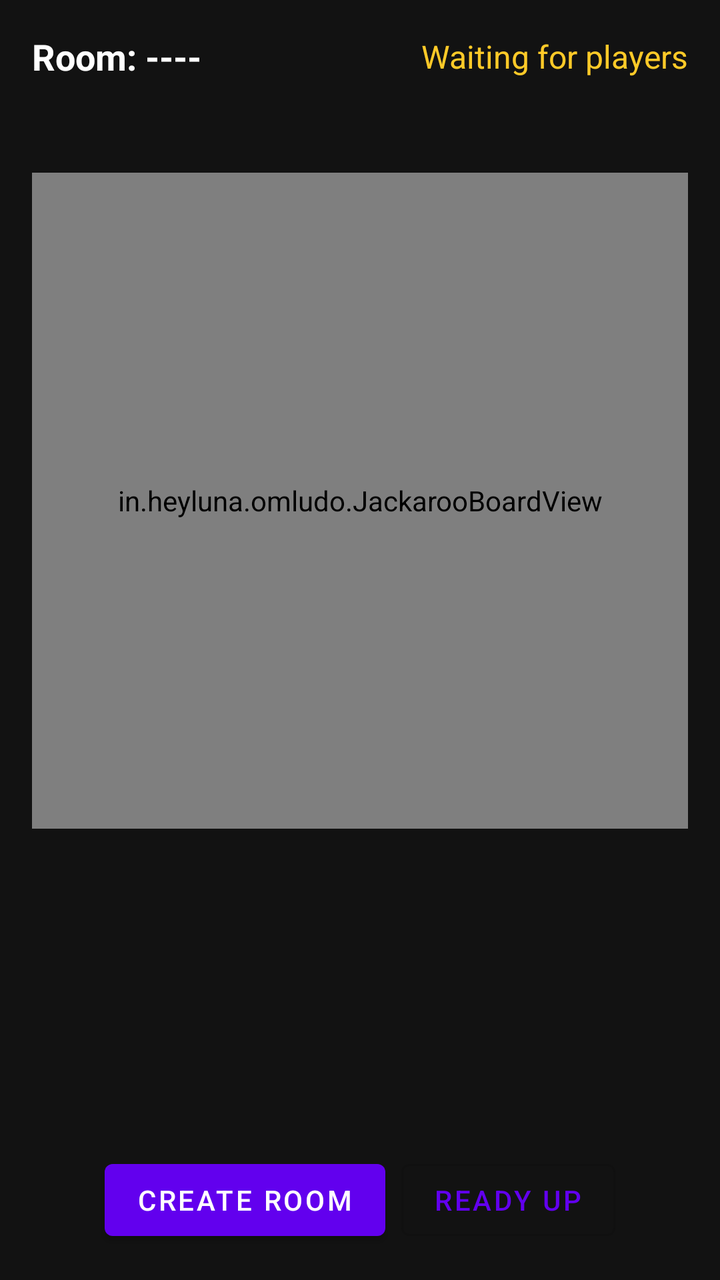
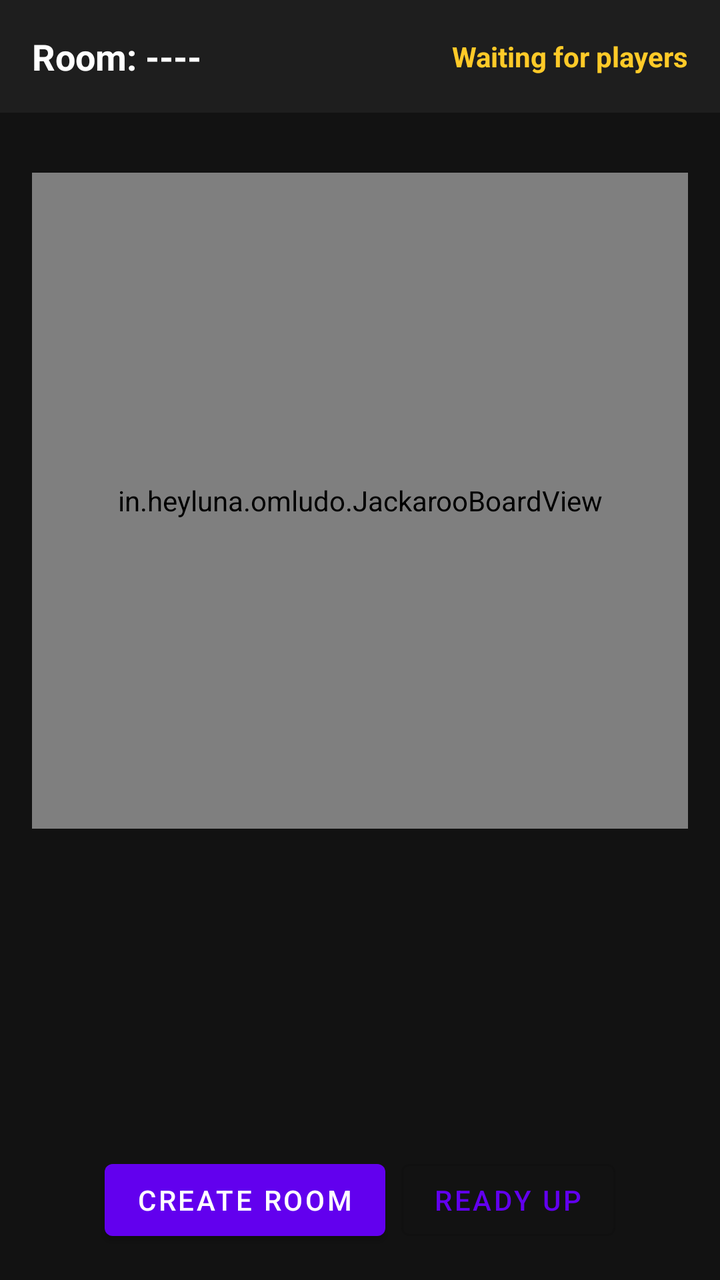

Two renders of the same Android screen: before a commit and after it. Below are the layout's source before the change and the commit's diff.
<!-- AndroidManifest.xml: application theme Theme.OmLudo -->
<!-- res/layout/activity_main.xml -->
<?xml version="1.0" encoding="utf-8"?>
<androidx.constraintlayout.widget.ConstraintLayout xmlns:android="http://schemas.android.com/apk/res/android"
    xmlns:app="http://schemas.android.com/apk/res-auto"
    xmlns:tools="http://schemas.android.com/tools"
    android:id="@+id/main"
    android:layout_width="match_parent"
    android:layout_height="match_parent"
    android:background="#121212">

    
    <LinearLayout
        android:id="@+id/topBar"
        android:layout_width="0dp"
        android:layout_height="wrap_content"
        android:orientation="horizontal"
        android:padding="16dp"
        android:gravity="center_vertical"
        app:layout_constraintTop_toTopOf="parent"
        app:layout_constraintStart_toStartOf="parent"
        app:layout_constraintEnd_toEndOf="parent">

        <TextView
            android:id="@+id/tvRoomCode"
            android:layout_width="0dp"
            android:layout_height="wrap_content"
            android:layout_weight="1"
            android:text="Room: ----"
            android:textColor="#FFFFFF"
            android:textSize="18sp"
            android:textStyle="bold" />

        <TextView
            android:id="@+id/tvTurnStatus"
            android:layout_width="wrap_content"
            android:layout_height="wrap_content"
            android:text="Waiting for players"
            android:textColor="#FFCA28"
            android:textSize="16sp" />
    </LinearLayout>

    
    <in.heyluna.omludo.JackarooBoardView
        android:id="@+id/boardView"
        android:layout_width="0dp"
        android:layout_height="0dp"
        android:layout_margin="16dp"
        app:layout_constraintDimensionRatio="1:1"
        app:layout_constraintTop_toBottomOf="@id/topBar"
        app:layout_constraintBottom_toTopOf="@id/cardsContainer"
        app:layout_constraintStart_toStartOf="parent"
        app:layout_constraintEnd_toEndOf="parent" />

    
    <HorizontalScrollView
        android:id="@+id/cardsContainer"
        android:layout_width="0dp"
        android:layout_height="100dp"
        android:layout_marginHorizontal="16dp"
        android:layout_marginBottom="16dp"
        app:layout_constraintBottom_toTopOf="@id/bottomControls"
        app:layout_constraintStart_toStartOf="parent"
        app:layout_constraintEnd_toEndOf="parent">

        <LinearLayout
            android:id="@+id/llHandCards"
            android:layout_width="wrap_content"
            android:layout_height="match_parent"
            android:orientation="horizontal"
            android:gravity="center_vertical" />
    </HorizontalScrollView>

    
    <LinearLayout
        android:id="@+id/bottomControls"
        android:layout_width="0dp"
        android:layout_height="wrap_content"
        android:orientation="horizontal"
        android:padding="16dp"
        android:gravity="center"
        app:layout_constraintBottom_toBottomOf="parent"
        app:layout_constraintStart_toStartOf="parent"
        app:layout_constraintEnd_toEndOf="parent">

        <com.google.android.material.button.MaterialButton
            android:id="@+id/btnCreateRoom"
            android:layout_width="wrap_content"
            android:layout_height="wrap_content"
            android:text="Create Room"
            android:layout_marginEnd="8dp" />

        <com.google.android.material.button.MaterialButton
            android:id="@+id/btnReady"
            android:layout_width="wrap_content"
            android:layout_height="wrap_content"
            android:text="Ready Up"
            style="@style/Widget.MaterialComponents.Button.OutlinedButton" />
    </LinearLayout>

</androidx.constraintlayout.widget.ConstraintLayout>
<!-- resources referenced by this layout -->
<resources>
  <style name="Theme.OmLudo" parent="Theme.MaterialComponents.DayNight.DarkActionBar">
          
          <item name="colorPrimary">@color/purple_500</item>
          <item name="colorPrimaryVariant">@color/purple_700</item>
          <item name="colorOnPrimary">@color/white</item>
          
          <item name="colorSecondary">@color/teal_200</item>
          <item name="colorSecondaryVariant">@color/teal_700</item>
          <item name="colorOnSecondary">@color/black</item>
          
          <item name="android:statusBarColor">?attr/colorPrimaryVariant</item>
          
      </style>
  <color name="purple_500">#FF6200EE</color>
  <color name="purple_700">#FF3700B3</color>
  <color name="white">#FFFFFFFF</color>
  <color name="teal_200">#FF03DAC5</color>
  <color name="teal_700">#FF018786</color>
  <color name="black">#FF000000</color>
</resources>

<!-- the commit's change to res/layout/activity_main.xml (unified diff, before → after) -->
@@ -5,7 +5,8 @@
     android:id="@+id/main"
     android:layout_width="match_parent"
     android:layout_height="match_parent"
-    android:background="#121212">
+    android:background="#121212"
+    android:fitsSystemWindows="true">
 
     
     <LinearLayout
@@ -15,6 +16,7 @@
         android:orientation="horizontal"
         android:padding="16dp"
         android:gravity="center_vertical"
+        android:background="#1E1E1E"
         app:layout_constraintTop_toTopOf="parent"
         app:layout_constraintStart_toStartOf="parent"
         app:layout_constraintEnd_toEndOf="parent">
@@ -35,7 +37,8 @@
             android:layout_height="wrap_content"
             android:text="Waiting for players"
             android:textColor="#FFCA28"
-            android:textSize="16sp" />
+            android:textSize="14sp"
+            android:textStyle="bold" />
     </LinearLayout>
 
     
